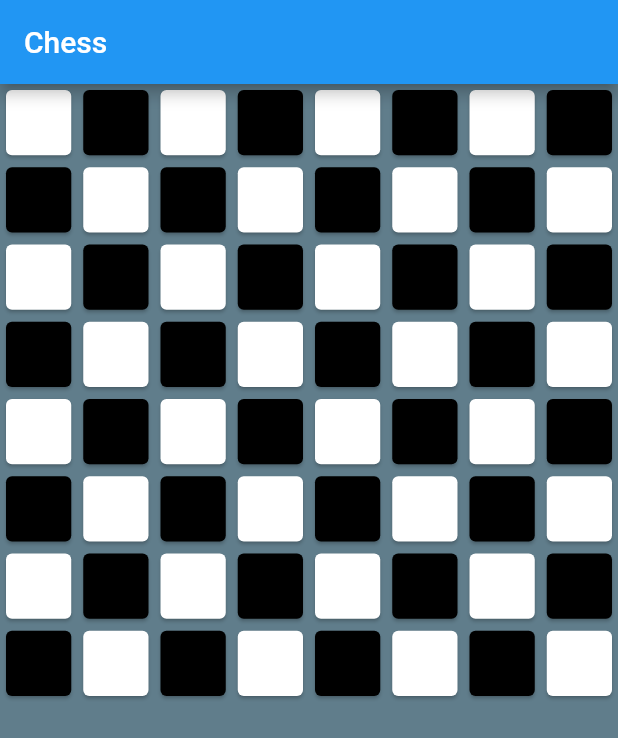
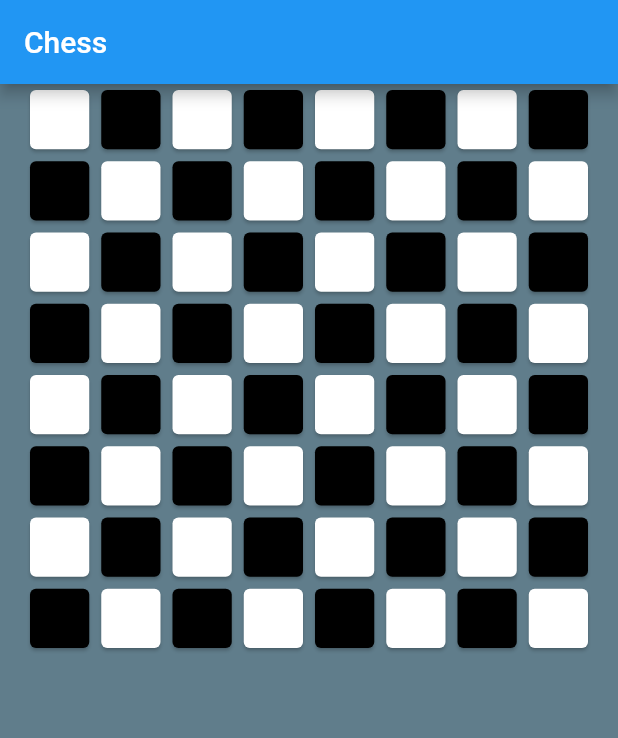
Before and after one commit to yennh1228/chess_game, a Flutter app: the screen it shows after launch, on a phone screen of 412 x 824 dp. Shown: the top 738 px of the screen. Run offline on Flutter 3.47's test engine with Material 2 defaults, Android fonts, the phone set to English and light mode, and no system bars.

Commit message:
no message

```diff
--- a/lib/chess_page.dart
+++ b/lib/chess_page.dart
@@ -20,6 +20,8 @@ class _ChessGameState extends State<ChessGame> {
       ),
       body: Container(
         color: const Color(0xff607D8B),
+        padding: EdgeInsets.symmetric(horizontal: 16),
+        alignment: Alignment.center,
         child: GridView.builder(
             itemCount: 64,
             gridDelegate: const SliverGridDelegateWithFixedCrossAxisCount(
```
